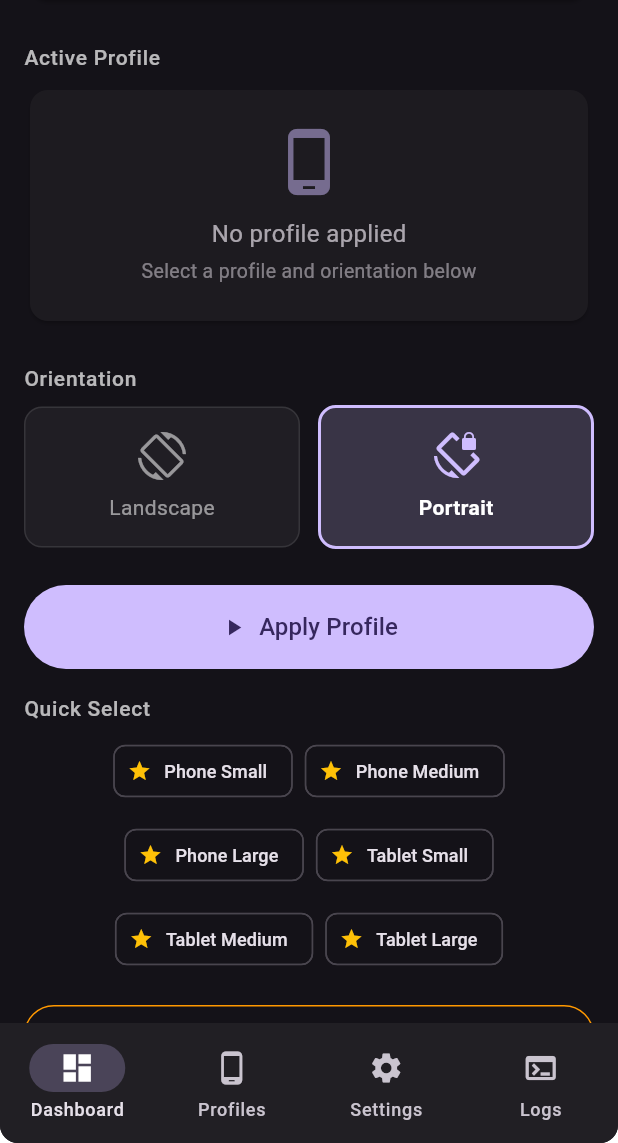
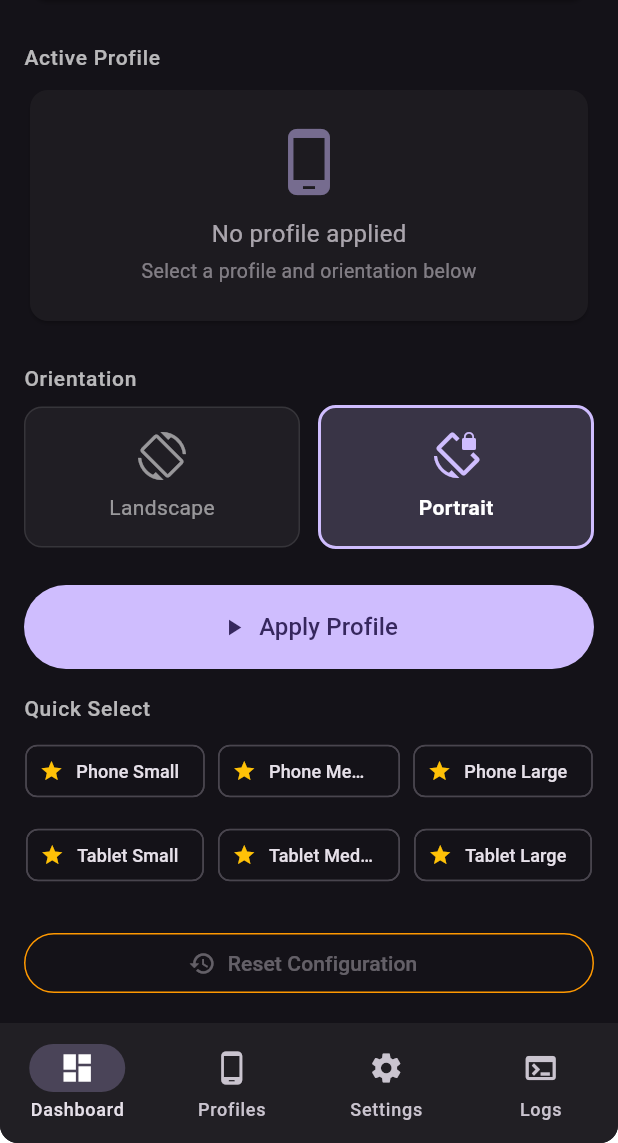
Before and after one commit to Eduar2TC/waydroid-profile-manager, a Flutter app: the screen it shows after launch, scrolled down 78 dp, on a phone screen of 412 x 824 dp, the part 93-1236 px from its top. Run offline on Flutter 3.47's test engine with Material 3 defaults, Android fonts, the phone set to English and light mode, and no system bars; missing offline and left inert: dart:ffi, system_tray; accounts and stored records are empty.

Commit message:
Revert "Fix Quick Select: remove fixed chip width to prevent text clipping"
This reverts commit 62c018519509b843330202600012b27896968376.

```diff
--- a/lib/presentation/screens/dashboard_screen.dart
+++ b/lib/presentation/screens/dashboard_screen.dart
@@ -111,22 +111,51 @@ import '../widgets/status_indicator.dart';class DashboardScreen extends Stateles
     final profiles = controller.profiles.take(6).toList();
     if (profiles.isEmpty) return const SizedBox.shrink();
 
-    return Wrap(
-      spacing: 8,
-      runSpacing: 8,
-      alignment: WrapAlignment.center,
-      children: profiles.map((profile) {
-        return ActionChip(
-          avatar: Icon(profile.builtin ? Icons.star : Icons.star_border, size: 16, color: profile.builtin ? Colors.amber : Colors.white54),
-          label: Text(profile.name, style: const TextStyle(fontSize: 12)),
-          onPressed: controller.isApplying
-              ? null
-              : () {
-                  controller.setOrientation(profile.defaultOrientation);
-                  controller.applyProfile(profile);
-                },
+    return LayoutBuilder(
+      builder: (context, constraints) {
+        const spacing = 8.0;
+        const minChipWidth = 100.0;
+        final cols = (constraints.maxWidth / (minChipWidth + spacing)).floor().clamp(1, profiles.length);
+        final chipWidth = (constraints.maxWidth - spacing * (cols - 1)) / cols;
+
+        final rows = <List<Profile>>[];
+        for (var i = 0; i < profiles.length; i += cols) {
+          rows.add(profiles.sublist(i, (i + cols).clamp(0, profiles.length)));
+        }
+
+        return Column(
+          children: rows.map((row) {
+            return Padding(
+              padding: const EdgeInsets.only(bottom: spacing),
+              child: Row(
+                children: [
+                  for (var i = 0; i < row.length; i++) ...[
+                    if (i > 0) const SizedBox(width: spacing),
+                    SizedBox(
+                      width: chipWidth,
+                      child: ActionChip(
+                        avatar: Icon(row[i].builtin ? Icons.star : Icons.star_border, size: 16, color: row[i].builtin ? Colors.amber : Colors.white54),
+                        label: Text(row[i].name, style: const TextStyle(fontSize: 12), overflow: TextOverflow.ellipsis),
+                        onPressed: controller.isApplying
+                            ? null
+                            : () {
+                                controller.setOrientation(row[i].defaultOrientation);
+                                controller.applyProfile(row[i]);
+                              },
+                      ),
+                    ),
+                  ],
+                  // Fill remaining slots in incomplete rows
+                  for (var i = row.length; i < cols; i++) ...[
+                    if (i > 0 || row.isNotEmpty) const SizedBox(width: spacing),
+                    SizedBox(width: chipWidth),
+                  ],
+                ],
+              ),
+            );
+          }).toList(),
         );
-      }).toList(),
+      },
     );
   }
 
```
